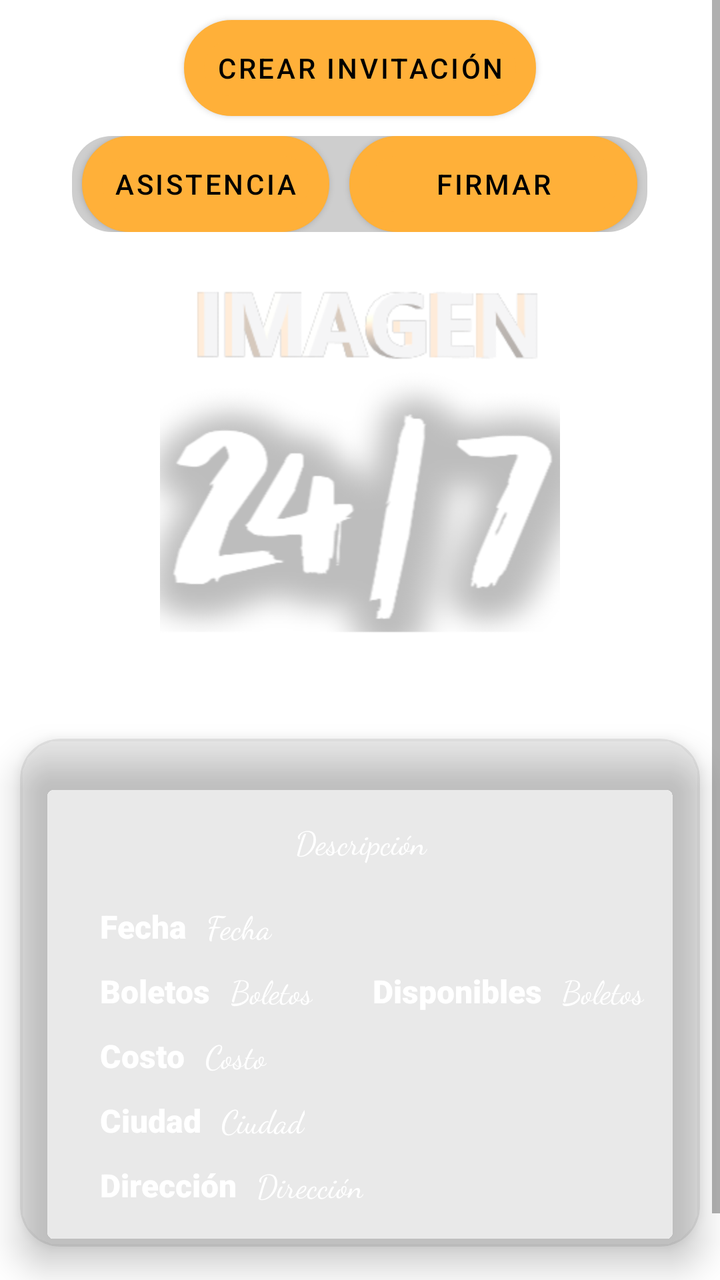
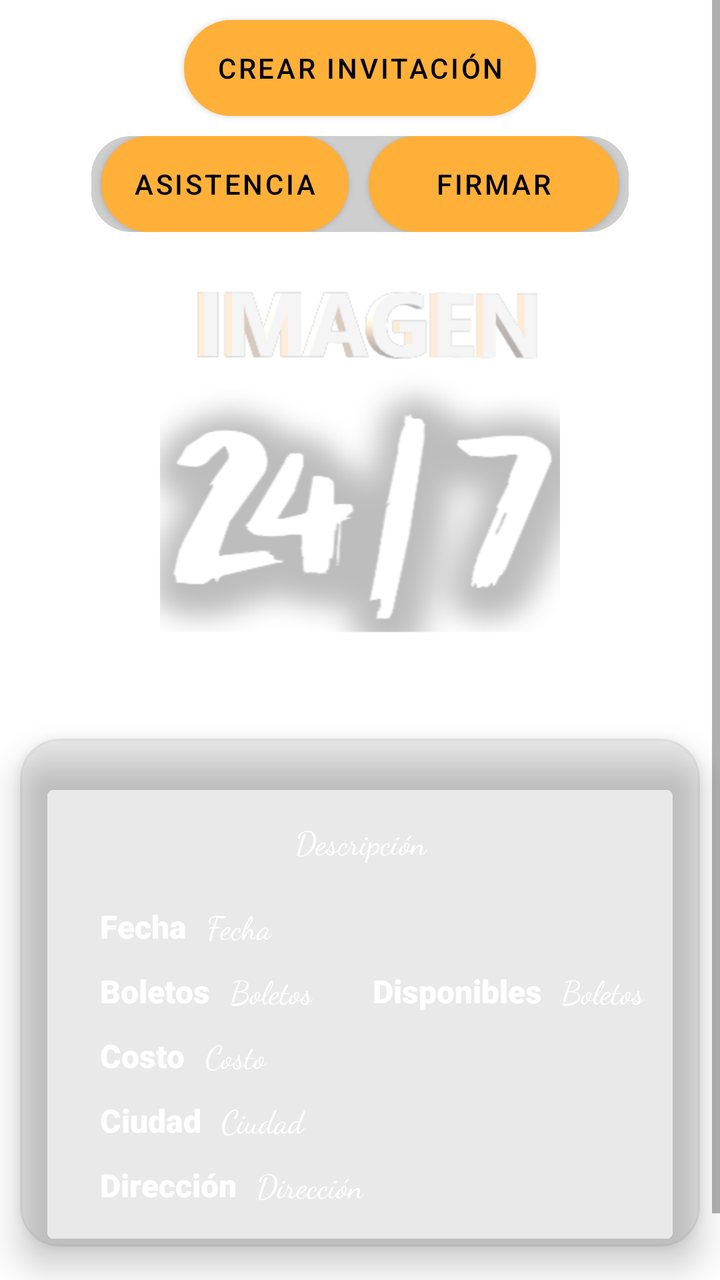

The first picture is an Android layout as it rendered before a commit; the second is the same layout after the commit. The layout source and the unified diff follow.
<!-- AndroidManifest.xml: application theme Theme.Eventos -->
<!-- res/layout/fragment_detalle_evento.xml -->
<?xml version="1.0" encoding="utf-8"?>
<ScrollView xmlns:android="http://schemas.android.com/apk/res/android"
    xmlns:tools="http://schemas.android.com/tools"
    android:layout_width="match_parent"
    android:layout_height="match_parent"
    xmlns:app="http://schemas.android.com/apk/res-auto"
    tools:context=".DetalleEvento">

    <LinearLayout
        android:layout_width="match_parent"
        android:layout_height="match_parent"
        android:orientation="vertical">

        <Button
            android:id="@+id/button_crearInvitacion"
            android:layout_width="wrap_content"
            android:layout_height="wrap_content"
            android:layout_gravity="center"
            android:layout_margin="10dp"
            android:background="@drawable/boton"
            android:gravity="center"
            android:text="@string/CrearInvitacion"
            android:textColor="@color/black"
            android:theme="@style/Botones" />

    <LinearLayout
        android:layout_width="wrap_content"
        android:layout_height="wrap_content"
        android:layout_gravity="center"
        android:background="@drawable/cardview_evento"
        app:cardCornerRadius="10dp">

        <Button
            android:id="@+id/bottom_asistencia"
            android:layout_width="wrap_content"
            android:layout_height="wrap_content"
            android:layout_weight="1"
            android:layout_gravity="center"
            android:layout_marginLeft="5dp"
            android:layout_marginRight="5dp"
            android:background="@drawable/boton"
            android:gravity="center"
            android:text="@string/Asistencia"
            android:textColor="@color/black"
            android:theme="@style/Botones" />

        <Button
            android:id="@+id/button_firmar"
            android:layout_width="144dp"
            android:layout_height="match_parent"
            android:layout_gravity="center"
            android:layout_marginLeft="5dp"
            android:layout_marginRight="5dp"
            android:background="@drawable/boton"
            android:gravity="center"
            android:text="@string/Firmar"
            android:textColor="@color/black"
            android:theme="@style/Botones" />


    </LinearLayout>

    <ImageView
        android:id="@+id/imageView_imagen_evento"
        android:layout_width="300dp"
        android:layout_height="200dp"
        android:layout_weight="1"
        android:layout_margin="10dp"
        android:layout_gravity="center"
        android:src="@drawable/seleccion_imagen" />

        <TextView
            android:id="@+id/textView_nombre_evento"
            android:layout_width="match_parent"
            android:layout_height="wrap_content"
            android:theme="@style/texto_titulo"
            android:text="@string/Evento" />


        <androidx.cardview.widget.CardView
            android:layout_width="match_parent"
            android:layout_height="wrap_content"
            android:layout_marginRight="10dp"
            android:layout_marginLeft="10dp"
            android:layout_marginTop="1dp"
            app:cardBackgroundColor="@color/fondo_cardView"
            app:cardCornerRadius="20dp"
            app:cardElevation="10sp">

            <LinearLayout
                android:layout_width="match_parent"
                android:layout_height="wrap_content"
                android:layout_margin="20dp"
                android:orientation="vertical">
                <TextView
                    android:id="@+id/textView_descripcion"
                    android:layout_margin="20dp"
                    android:layout_width="match_parent"
                    android:layout_height="wrap_content"
                    android:theme="@style/texto_cursiva"
                    android:layout_gravity="center"
                    android:gravity="center"
                    android:text="@string/descripcion"></TextView>

                <LinearLayout
                    android:layout_width="wrap_content"
                    android:layout_height="wrap_content"
                    android:layout_marginStart="20dp"
                    android:orientation="horizontal">

                    <TextView
                        android:layout_width="wrap_content"
                        android:layout_height="wrap_content"
                        android:theme="@style/texto_sub_titulo"
                        android:text="@string/Fecha" />

                    <TextView
                        android:id="@+id/textView_fecha"
                        android:layout_width="wrap_content"
                        android:layout_height="wrap_content"
                        android:theme="@style/texto_cursiva"
                        android:layout_marginStart="10dp"
                        android:text="@string/Fecha" />
                </LinearLayout>

                <LinearLayout
                    android:layout_width="wrap_content"
                    android:layout_height="wrap_content"
                    android:layout_marginTop="10dp"
                    android:layout_marginStart="20dp"
                    android:orientation="horizontal">

                    <TextView
                        android:layout_width="wrap_content"
                        android:layout_height="wrap_content"
                        android:theme="@style/texto_sub_titulo"
                        android:text="@string/Boletos" />

                    <TextView
                        android:id="@+id/textView_boletos"
                        android:layout_width="wrap_content"
                        android:layout_height="wrap_content"
                        android:theme="@style/texto_cursiva"
                        android:layout_marginStart="10dp"
                        android:text="@string/Boletos" />

                    <TextView
                        android:layout_width="wrap_content"
                        android:layout_height="wrap_content"
                        android:layout_marginStart="30dp"
                        android:theme="@style/texto_sub_titulo"
                        android:text="@string/Disponibles" />

                    <TextView
                        android:id="@+id/textView_disponibles"
                        android:layout_width="wrap_content"
                        android:layout_height="wrap_content"
                        android:theme="@style/texto_cursiva"
                        android:layout_marginStart="10dp"
                        android:text="@string/Boletos" />
                </LinearLayout>

                <LinearLayout
                    android:layout_width="wrap_content"
                    android:layout_height="wrap_content"
                    android:layout_marginTop="10dp"
                    android:layout_marginStart="20dp"
                    android:orientation="horizontal">

                    <TextView
                        android:layout_width="wrap_content"
                        android:layout_height="wrap_content"
                        android:theme="@style/texto_sub_titulo"
                        android:text="@string/Costo" />

                    <TextView
                        android:id="@+id/textView_costo"
                        android:layout_width="wrap_content"
                        android:layout_height="wrap_content"
                        android:theme="@style/texto_cursiva"
                        android:layout_marginStart="10dp"
                        android:text="@string/Costo" />
                </LinearLayout>
                <LinearLayout
                    android:layout_width="wrap_content"
                    android:layout_height="wrap_content"
                    android:layout_marginTop="10dp"
                    android:layout_marginStart="20dp"
                    android:orientation="horizontal">

                    <TextView
                        android:layout_width="wrap_content"
                        android:layout_height="wrap_content"
                        android:theme="@style/texto_sub_titulo"
                        android:text="@string/Ciudad" />

                    <TextView
                        android:id="@+id/textView_ciudad"
                        android:layout_width="wrap_content"
                        android:layout_height="wrap_content"
                        android:layout_marginStart="10dp"
                        android:theme="@style/texto_cursiva"
                        android:text="@string/Ciudad" />
                </LinearLayout>
                <LinearLayout
                    android:layout_width="wrap_content"
                    android:layout_height="wrap_content"
                    android:orientation="horizontal"
                    android:layout_marginTop="10dp"
                    android:layout_marginStart="20dp">

                    <TextView
                        android:layout_width="wrap_content"
                        android:layout_height="wrap_content"
                        android:theme="@style/texto_sub_titulo"
                        android:text="@string/Direccion" />

                    <TextView
                        android:id="@+id/textView_direccion"
                        android:layout_width="wrap_content"
                        android:layout_height="wrap_content"
                        android:layout_marginStart="10dp"
                        android:theme="@style/texto_cursiva"
                        android:text="@string/Direccion" />
                </LinearLayout>
            </LinearLayout>

        </androidx.cardview.widget.CardView>
        <TextView
            android:layout_marginTop="10dp"
            android:layout_width="match_parent"
            android:layout_height="wrap_content"
            android:gravity="center"
            android:theme="@style/texto_sub_titulo"
            android:text="@string/Asistencia"/>

        <androidx.recyclerview.widget.RecyclerView
            android:id="@+id/recyclerView_asistencia"
            android:layout_width="match_parent"
            android:layout_height="match_parent"
            android:layout_margin="10dp"/>
    </LinearLayout>



</ScrollView>
<!-- resources referenced by this layout -->
<resources>
  <color name="black">#FF000000</color>
  <color name="fondo_cardView">#1E4A4947</color>
  <!-- drawable boton (drawable) -->
  <?xml version="1.0" encoding="utf-8"?>
  <selector xmlns:android="http://schemas.android.com/apk/res/android" >
      <item >
          <shape android:shape="rectangle"  >
              <corners android:radius="100dip" />
              <stroke android:width="10dip" android:color="@color/black" />
              <solid android:color="@color/amarillo" />
          </shape>
      </item>
  </selector>
  <!-- drawable cardview_evento (drawable) -->
  <?xml version="1.0" encoding="utf-8"?>
  <shape xmlns:android="http://schemas.android.com/apk/res/android">
      <corners android:radius="20dp"/>
      <solid android:color="@color/gris" />
  </shape>
  <!-- drawable seleccion_imagen: png bitmap (drawable, 34875 bytes) -->
  <string name="Asistencia">Asistencia</string>
  <string name="Boletos">Boletos</string>
  <string name="Ciudad">Ciudad</string>
  <string name="Costo">Costo</string>
  <string name="CrearInvitacion">Crear invitación</string>
  <string name="Direccion">Dirección</string>
  <string name="Disponibles">Disponibles</string>
  <string name="Evento">Evento</string>
  <string name="Fecha">Fecha</string>
  <string name="Firmar">Firmar</string>
  <string name="descripcion">Descripción</string>
  <style name="Botones" parent="Theme.AppCompat.Light.NoActionBar">
      <item name="android:background">@drawable/boton</item>
          <item name="android:textSize">14sp</item>
          <item name="colorPrimaryVariant">@color/black</item>
          <item name="colorPrimary">@color/amarillo</item>
      </style>
  <style name="texto_cursiva" parent="Theme.Eventos">
          <item name="android:textSize">16sp</item>
          <item name="android:textColor">@color/white</item>
          <item name="android:layout_margin">5sp</item>
          <item name="fontFamily">cursive</item>
      </style>
  <style name="texto_sub_titulo" parent="Theme.Eventos">
          <item name="android:textSize">16sp</item>
          <item name="android:textColor">@color/white</item>
          <item name="android:textStyle">bold</item>
          <item name="android:layout_margin">5sp</item>
          <item name="fontFamily">sans-serif-black</item>
      </style>
  <style name="texto_titulo" parent="Theme.Eventos">
          <item name="android:textSize">24sp</item>
          <item name="android:textColor">@color/white</item>
          <item name="android:textStyle">bold</item>
          <item name="android:gravity">center</item>
          <item name="fontFamily">sans-serif-black</item>
      </style>
  <style name="Theme.Eventos" parent="Theme.MaterialComponents.DayNight.DarkActionBar">
          
          <item name="colorPrimary">@color/amarilloFondo</item>
          <item name="colorPrimaryVariant">@color/amarillo</item>
          <item name="colorOnPrimary">@color/white</item>
          
          <item name="colorSecondary">@color/teal_200</item>
          <item name="colorSecondaryVariant">@color/teal_700</item>
          <item name="colorOnSecondary">@color/black</item>
          
  
          <item name="android:statusBarColor" tools:targetApi="l">?attr/colorPrimaryVariant</item>
  
          
          
          <item name="windowActionBar">false</item>
          <item name="windowNoTitle">true</item>
      </style>
  <color name="amarillo">#FFB039</color>
  <color name="gris">#63818181</color>
  <color name="white">#FFFFFFFF</color>
  <color name="amarilloFondo">#DF885A28</color>
  <color name="teal_200">#DF885A28</color>
  <color name="teal_700">#DF885A28</color>
</resources>

<!-- the commit's change to res/layout/fragment_detalle_evento.xml (unified diff, before → after) -->
@@ -46,7 +46,7 @@
 
         <Button
             android:id="@+id/button_firmar"
-            android:layout_width="144dp"
+            android:layout_width="125dp"
             android:layout_height="match_parent"
             android:layout_gravity="center"
             android:layout_marginLeft="5dp"
